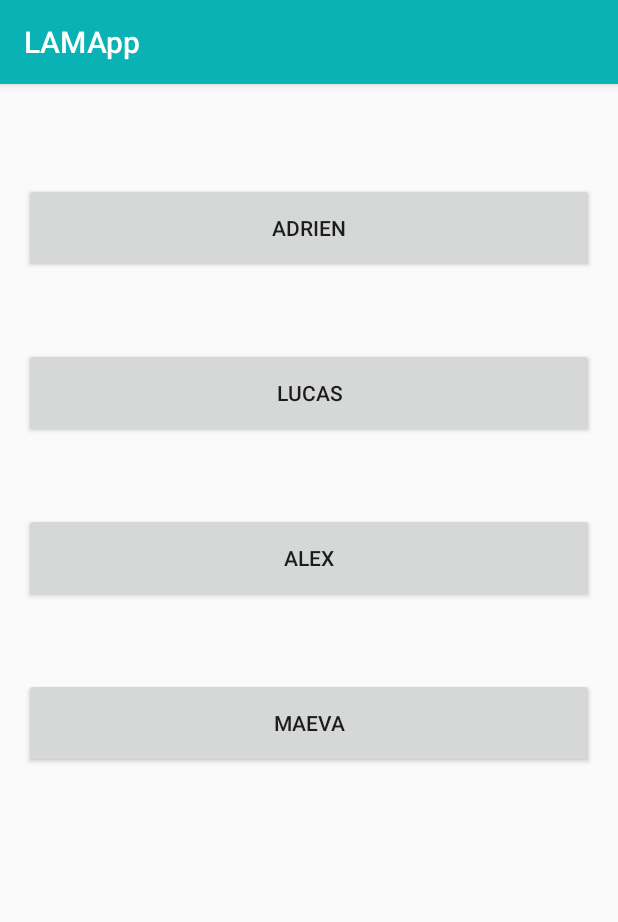
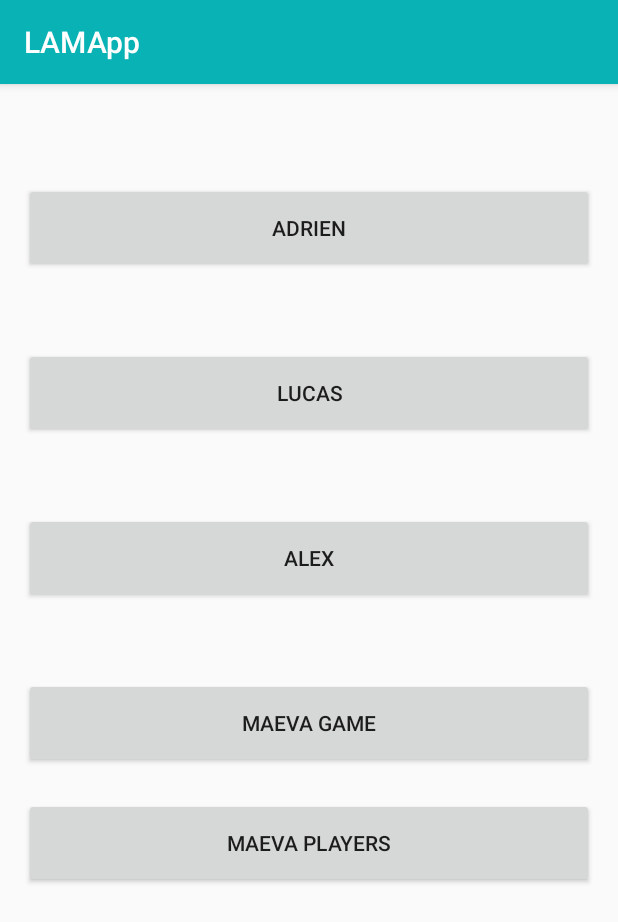
Before and after one commit to alexandreece/ecetech_special-disco-androidapp, an Android app: the screen it shows after launch (Main), on a phone screen of 412 x 824 dp. Shown: the top 922 px of the screen. Run offline under Robolectric (Android 15) with nearby library versions, the phone set to English and light mode, and no system bars.

Commit message:
boutton individuels main pour test

```diff
--- a/app/src/main/res/layout/activity_main.xml
+++ b/app/src/main/res/layout/activity_main.xml
@@ -31,6 +31,7 @@
                 android:text="Lucas"
                 android:layout_marginTop="50dp"
                 android:layout_gravity="center"
+                android:onClick="lucas"
                 />
 
             <Button
@@ -40,15 +41,26 @@
                 android:text="Alex"
                 android:layout_marginTop="50dp"
                 android:layout_gravity="center"
+                android:onClick="alex"
                 />
 
+            <Button
+                android:id="@+id/maeva1"
+                android:layout_width="match_parent"
+                android:layout_height="60dp"
+                android:text="Maeva game"
+                android:layout_marginTop="50dp"
+                android:layout_gravity="center"
+                android:onClick="maevaGame"
+                />
             <Button
                 android:id="@+id/maeva"
                 android:layout_width="match_parent"
                 android:layout_height="60dp"
-                android:text="Maeva"
-                android:layout_marginTop="50dp"
+                android:text="Maeva players"
+                android:layout_marginTop="20dp"
                 android:layout_gravity="center"
+                android:onClick="maevaPlayers"
                 />
         </LinearLayout>
 
```
Also changed, not shown: app/src/main/java/com/example/lama/lamapp/Main.java (+10 -0 lines).
